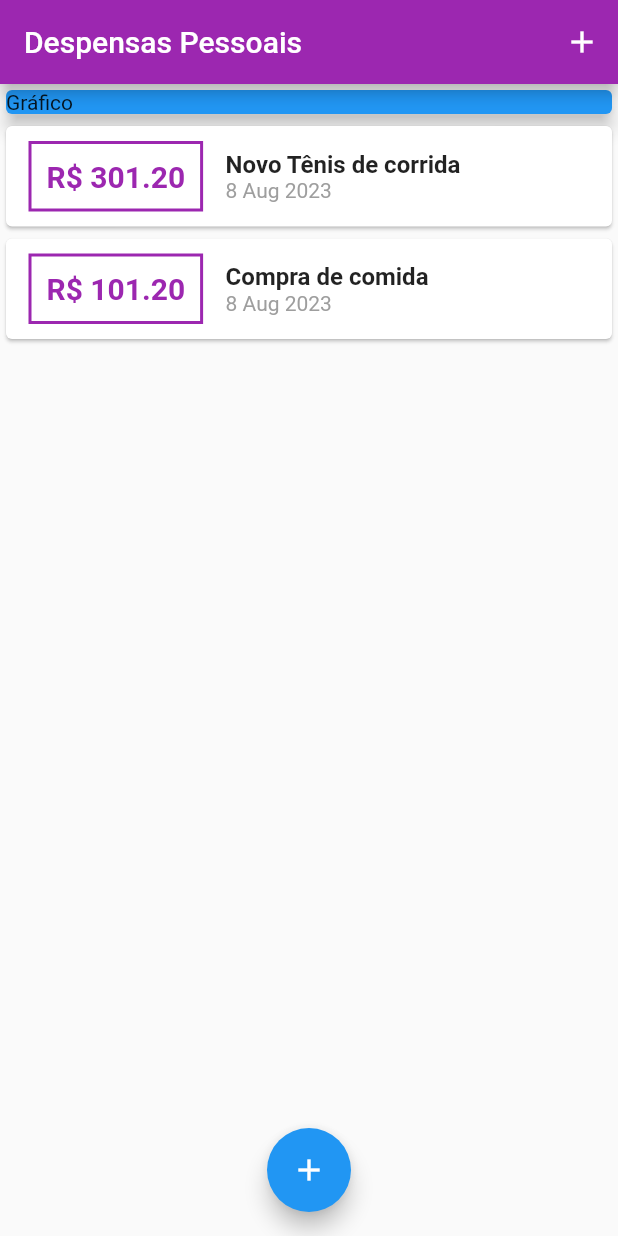
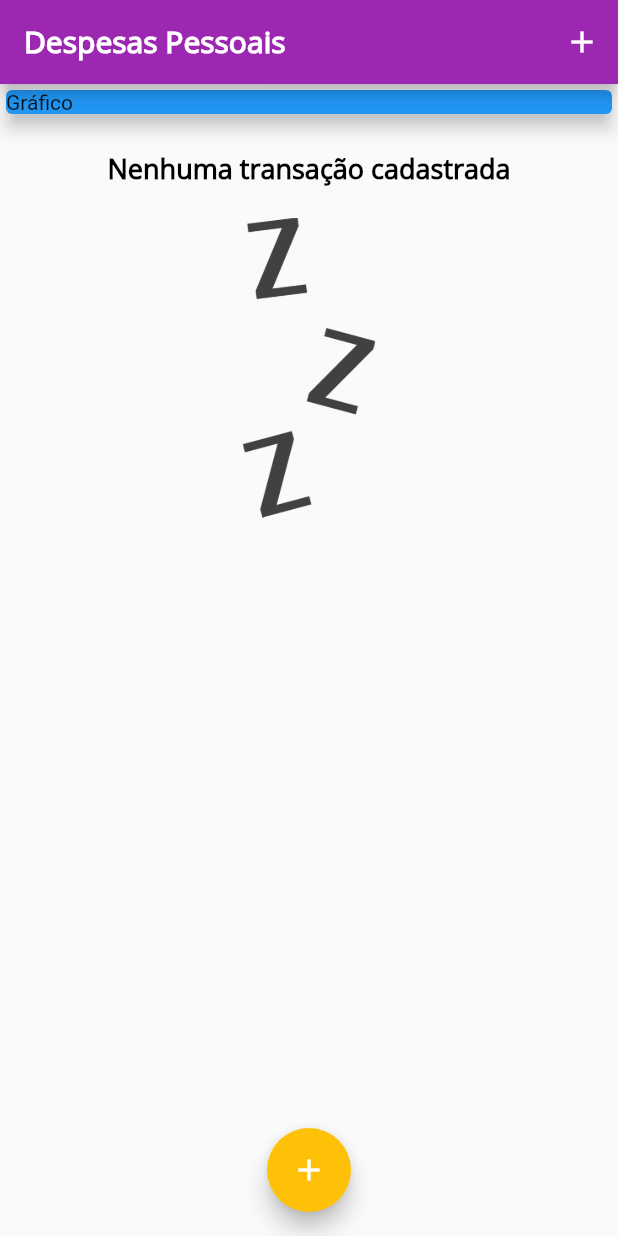
Before and after one commit to JuanCarllos13/Expense-Mobile-Flutter, a Flutter app: the screen it shows after launch, on a phone screen of 412 x 824 dp. Run offline on Flutter 3.47's test engine with Material 2 defaults, Android fonts, the phone set to English and light mode, and no system bars.

Commit message:
add fonts and images in project

```diff
--- a/lib/components/transaction_list.dart
+++ b/lib/components/transaction_list.dart
@@ -13,7 +13,26 @@ class TransactionList extends StatelessWidget {
   Widget build(BuildContext context) {
     return SizedBox(
       height: 300,
-        child: ListView.builder(
+      child: transaction.isEmpty
+          ? Column(
+              children: [
+                const SizedBox(
+                  height: 20,
+                ),
+                Text('Nenhuma transação cadastrada',
+                    style: Theme.of(context).textTheme.titleLarge),
+                const SizedBox(
+                  height: 20,
+                ),
+                SizedBox(
+                    height: 200,
+                    child: Image.asset(
+                      'assets/images/waiting.png',
+                      fit: BoxFit.cover,
+                    ))
+              ],
+            )
+          : ListView.builder(
               itemCount: transaction.length,
               itemBuilder: (ctx, index) {
                 final e = transaction[index];
@@ -56,6 +75,7 @@ class TransactionList extends StatelessWidget {
                   ),
                 );
               },
-        )); // Converter o Iterable para List<Widget>
+            ),
+    ); // Converter o Iterable para List<Widget>
   }
 }
--- a/lib/main.dart
+++ b/lib/main.dart
@@ -1,19 +1,42 @@
-// ignore_for_file: prefer_const_literals_to_create_immutables, prefer_const_constructors
+import 'package:flutter/material.dart';
 import 'dart:math';
-import 'package:flutter/material.dart';
-import '../models/transaction.dart';
 import './components/transaction_form.dart';
 import './components/transaction_list.dart';
+import 'models/transaction.dart';
 
-main() => runApp(ExpenseApp());
+main() => runApp(const ExpensesApp());
 
-class ExpenseApp extends StatelessWidget {
-  const ExpenseApp({super.key});
+class ExpensesApp extends StatelessWidget {
+  const ExpensesApp({super.key});
 
   @override
   Widget build(BuildContext context) {
-    return MaterialApp(home: MyHomePage(),
-    theme: ThemeData(),);
+    final ThemeData tema = ThemeData();
+
+    return MaterialApp(
+      home: const MyHomePage(),
+      theme: tema.copyWith(
+        colorScheme: tema.colorScheme.copyWith(
+          primary: Colors.purple,
+          secondary: Colors.amber,
+        ),
+        textTheme: tema.textTheme.copyWith(
+          titleLarge: const TextStyle(
+            fontFamily: 'OpenSans',
+            fontSize: 18,
+            fontWeight: FontWeight.bold,
+            color: Colors.black,
+          ),
+        ),
+        appBarTheme: const AppBarTheme(
+          titleTextStyle: TextStyle(
+            fontFamily: 'OpenSans',
+            fontSize: 20,
+            fontWeight: FontWeight.bold,
+          ),
+        ),
+      ),
+    );
   }
 }
 
@@ -21,23 +44,23 @@ class MyHomePage extends StatefulWidget {
   const MyHomePage({super.key});
 
   @override
-  State<MyHomePage> createState() => _MyHomePageState();
+  _MyHomePageState createState() => _MyHomePageState();
 }
 
 class _MyHomePageState extends State<MyHomePage> {
-  final _transactions = [
-    Transaction(
-      id: 't1',
-      title: 'Novo Tênis de corrida',
-      value: 301.20,
-      date: DateTime.now(),
-    ),
-    Transaction(
-      id: 't2',
-      title: 'Compra de comida',
-      value: 101.20,
-      date: DateTime.now(),
-    )
+  final List<Transaction> _transactions = [
+    // Transaction(
+    //   id: 't1',
+    //   title: 'Novo Tênis de Corrida',
+    //   value: 310.76,
+    //   date: DateTime.now(),
+    // ),
+    // Transaction(
+    //   id: 't2',
+    //   title: 'Conta de Luz',
+    //   value: 211.30,
+    //   date: DateTime.now(),
+    // ),
   ];
 
   _addTransaction(String title, double value) {
@@ -45,7 +68,8 @@ class _MyHomePageState extends State<MyHomePage> {
       id: Random().nextDouble().toString(),
       title: title,
       value: value,
-        date: DateTime.now());
+      date: DateTime.now(),
+    );
 
     setState(() {
       _transactions.add(newTransaction);
@@ -57,33 +81,31 @@ class _MyHomePageState extends State<MyHomePage> {
   _openTransactionFormModal(BuildContext context) {
     showModalBottomSheet(
       context: context,
-        builder: (ctx) {
+      builder: (_) {
         return TransactionForm(_addTransaction);
-        });
+      },
+    );
   }
 
   @override
   Widget build(BuildContext context) {
     return Scaffold(
       appBar: AppBar(
-        title: Text('Despensas Pessoais'),
-        backgroundColor: Colors.purple,
-        actions: [
-          Row(
-            children: [
+        title: const Text(
+          'Despesas Pessoais',
+        ),
+        actions: <Widget>[
           IconButton(
+            icon: const Icon(Icons.add),
             onPressed: () => _openTransactionFormModal(context),
-                icon: Icon(Icons.add),
           ),
-            ],
-          )
         ],
       ),
       body: SingleChildScrollView(
         child: Column(
           crossAxisAlignment: CrossAxisAlignment.stretch,
           children: <Widget>[
-            SizedBox(
+            const SizedBox(
               width: double.infinity,
               child: Card(
                 color: Colors.blue,
@@ -96,8 +118,9 @@ class _MyHomePageState extends State<MyHomePage> {
         ),
       ),
       floatingActionButton: FloatingActionButton(
+        child: const Icon(Icons.add),
         onPressed: () => _openTransactionFormModal(context),
-          child: Icon(Icons.add)),
+      ),
       floatingActionButtonLocation: FloatingActionButtonLocation.centerFloat,
     );
   }
```
Also changed, not shown: pubspec.yaml (+18 -13 lines), assets/fonts/OpenSans-Bold.ttf (added), assets/fonts/OpenSans-Regular.ttf (added), assets/fonts/Quicksand-Bold.ttf (added), assets/fonts/Quicksand-Light.ttf (added), assets/fonts/Quicksand-Medium.ttf (added), assets/fonts/Quicksand-Regular.ttf (added), assets/images/waiting.png (added). Lines whose indentation alone changed are shown as unchanged.
